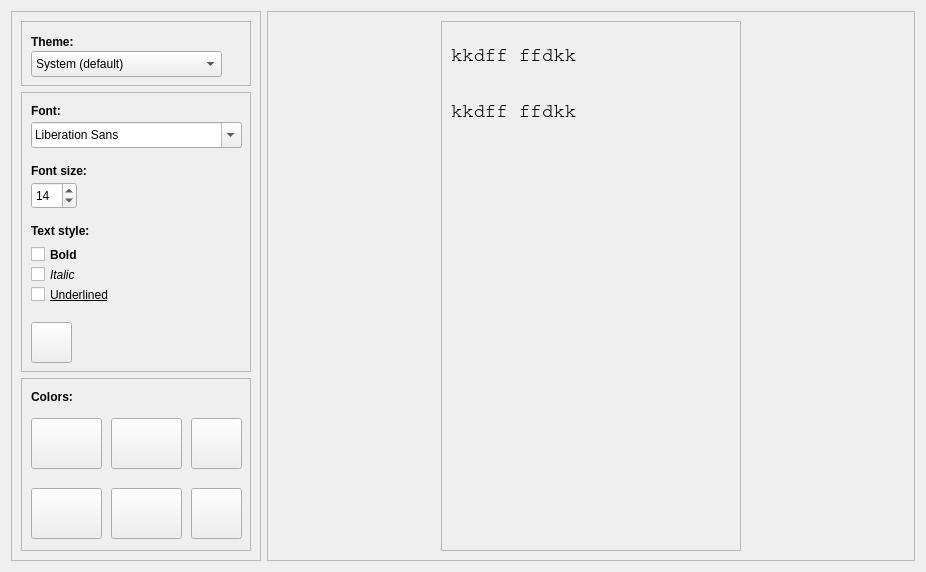
Qt form ui/options/customization.ui (Open-Typer/Open-Typer) before a commit.
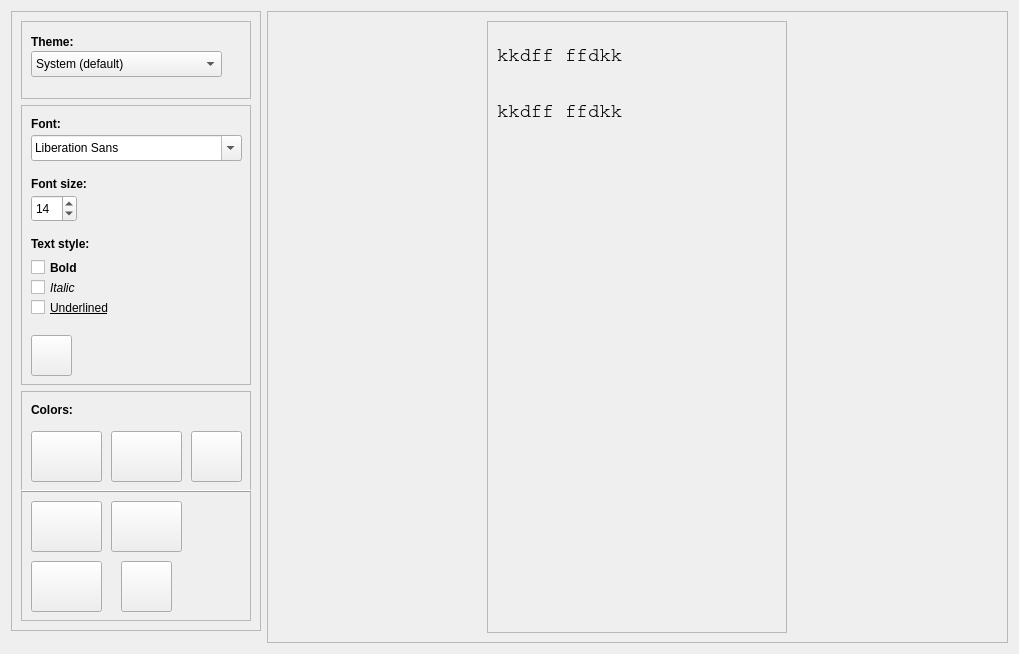
The same form after that commit. Icons and pictures are not drawn.

Commit message: ui: options: customization: Add panel color

Patch:
```diff
--- a/ui/options/customization.ui
+++ b/ui/options/customization.ui
@@ -6,8 +6,8 @@
    <rect>
     <x>0</x>
     <y>0</y>
-    <width>926</width>
-    <height>568</height>
+    <width>1019</width>
+    <height>654</height>
    </rect>
   </property>
   <property name="maximumSize">
@@ -25,13 +25,13 @@
      <property name="minimumSize">
       <size>
        <width>250</width>
-       <height>550</height>
+       <height>620</height>
       </size>
      </property>
      <property name="maximumSize">
       <size>
        <width>250</width>
-       <height>550</height>
+       <height>620</height>
       </size>
      </property>
      <property name="frameShape">
@@ -322,13 +322,13 @@
         <property name="minimumSize">
          <size>
           <width>230</width>
-          <height>173</height>
+          <height>230</height>
          </size>
         </property>
         <property name="maximumSize">
          <size>
           <width>230</width>
-          <height>173</height>
+          <height>230</height>
          </size>
         </property>
         <property name="frameShape">
@@ -504,8 +504,8 @@
         <widget class="QPushButton" name="resetBgPaperColorButton">
          <property name="geometry">
           <rect>
-           <x>170</x>
-           <y>110</y>
+           <x>100</x>
+           <y>170</y>
            <width>51</width>
            <height>51</height>
           </rect>
@@ -530,6 +530,51 @@
           </size>
          </property>
         </widget>
+        <widget class="QPushButton" name="panelColorButton">
+         <property name="geometry">
+          <rect>
+           <x>10</x>
+           <y>170</y>
+           <width>71</width>
+           <height>51</height>
+          </rect>
+         </property>
+         <property name="focusPolicy">
+          <enum>Qt::StrongFocus</enum>
+         </property>
+         <property name="toolTip">
+          <string>Panel color</string>
+         </property>
+         <property name="text">
+          <string notr="true"/>
+         </property>
+         <property name="icon">
+          <iconset resource="../../res.qrc">
+           <normaloff>:/res/images/panel_color.png</normaloff>:/res/images/panel_color.png</iconset>
+         </property>
+         <property name="iconSize">
+          <size>
+           <width>50</width>
+           <height>50</height>
+          </size>
+         </property>
+        </widget>
+        <widget class="QFrame" name="colorsFrameSpacer">
+         <property name="geometry">
+          <rect>
+           <x>0</x>
+           <y>90</y>
+           <width>231</width>
+           <height>21</height>
+          </rect>
+         </property>
+         <property name="frameShape">
+          <enum>QFrame::HLine</enum>
+         </property>
+         <property name="frameShadow">
+          <enum>QFrame::Raised</enum>
+         </property>
+        </widget>
        </widget>
       </item>
      </layout>
```
Left out of the diff: 16 changed lines with no effect on the pictures.
